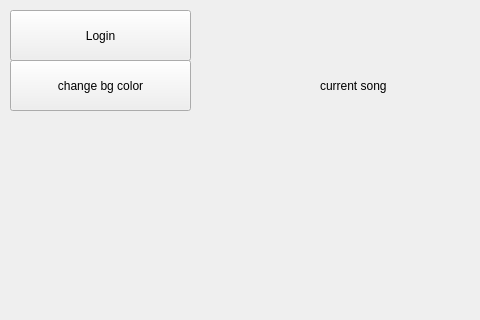
First picture: the form in pyqt/app.ui, repository Lukeshan/spotistyle, before the edit; both pictures show x 0 to 480 and y 0 to 320 of the 1080 by 720 pixel window.
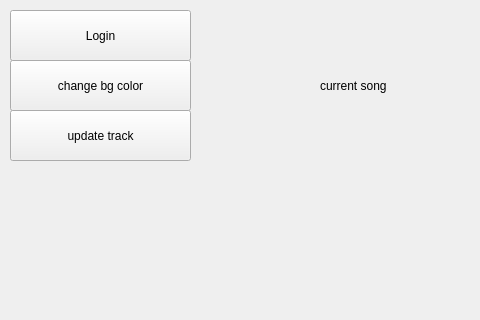
Second picture: the form after the edit.

```diff
--- a/pyqt/app.ui
+++ b/pyqt/app.ui
@@ -78,6 +78,19 @@
      <string>album art</string>
     </property>
    </widget>
+   <widget class="QPushButton" name="updateButton_2">
+    <property name="geometry">
+     <rect>
+      <x>10</x>
+      <y>110</y>
+      <width>181</width>
+      <height>51</height>
+     </rect>
+    </property>
+    <property name="text">
+     <string>update track</string>
+    </property>
+   </widget>
   </widget>
  </widget>
  <resources/>
```
